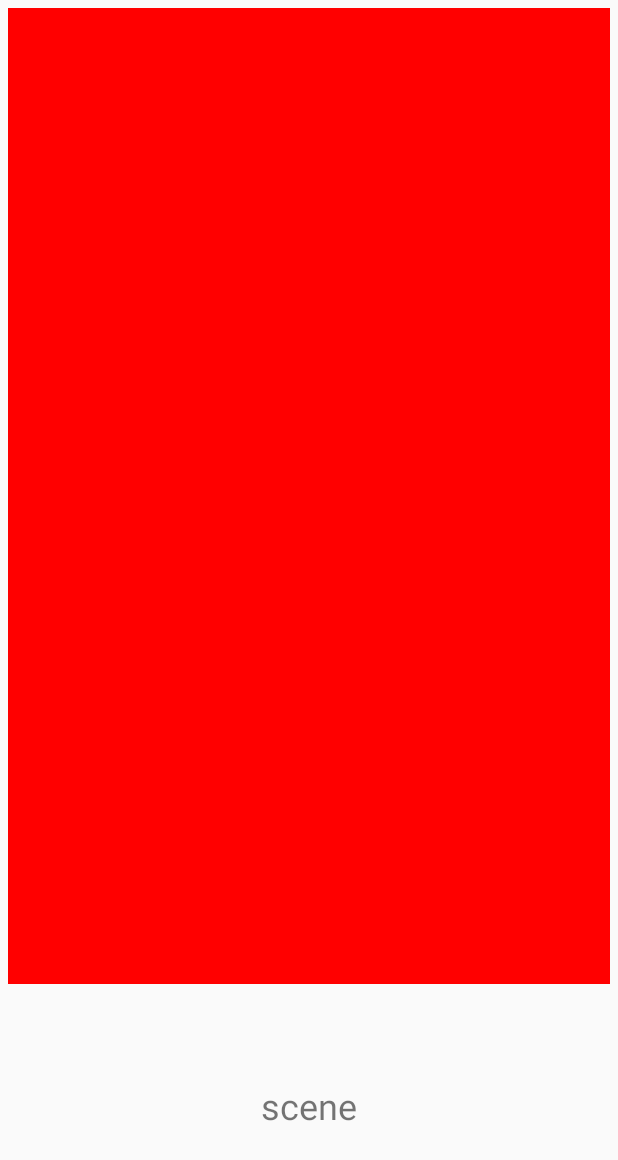
After one commit to kungstriving/XLight, an Android app: the layout view_scene_pane.xml on its own in the app's theme, with its tools: preview values and no code run, on a phone screen of 412 x 824 dp. The commit adds this screen. Shown: the top 1160 px of the screen. Run offline under Robolectric (Android 15) with nearby library versions, the phone set to English and light mode, and no system bars.

Commit message:
添加scene_pane 添加灯控制frag基础框架

```diff
--- /dev/null
+++ b/app/src/main/res/layout/view_scene_pane.xml
@@ -0,0 +1,19 @@
+<?xml version="1.0" encoding="utf-8"?>
+<LinearLayout xmlns:android="http://schemas.android.com/apk/res/android"
+    android:orientation="vertical" android:layout_width="match_parent"
+    android:layout_height="match_parent"
+    android:layout_margin="5dp">
+    <ImageView
+
+        android:layout_width="match_parent"
+        android:layout_height="match_parent"
+        android:background="@color/red"
+        android:layout_weight="1"/>
+    <TextView
+        android:layout_width="match_parent"
+        android:layout_height="match_parent"
+        android:text="scene"
+        android:layout_weight="4"
+        android:gravity="center_vertical|center_horizontal"
+        android:textSize="24sp" />
+</LinearLayout>
--- a/app/src/main/res/values/strings.xml
+++ b/app/src/main/res/values/strings.xml
@@ -13,6 +13,7 @@
     <string name="action_websearch">Web search</string>
     <string name="app_not_available">Sorry, there\'s no web browser available</string>
     <string name="home_fragment_title">我的家</string>
+    <string name="light_fragment_title">灯</string>
 
     <string-array name="left_nav_items">
         <item>我的家</item>
```
Also changed, not shown: app/src/main/java/com/everhope/xlight/HomeFragment.java (+28 -9 lines), app/src/main/java/com/everhope/xlight/LightFragment.java (+120 -2 lines), app/src/main/res/layout/fragment_light.xml (+4 -3 lines), app/src/main/res/layout/popup_scene_control.xml (+17 -6 lines).
